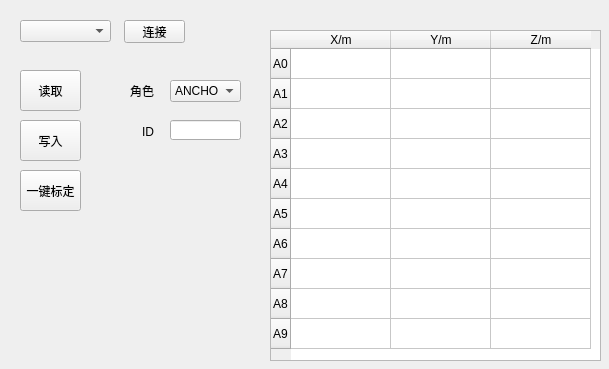
Qt form UAVManage/placeinfodialog.ui (gessd/UAVManage) before a commit.
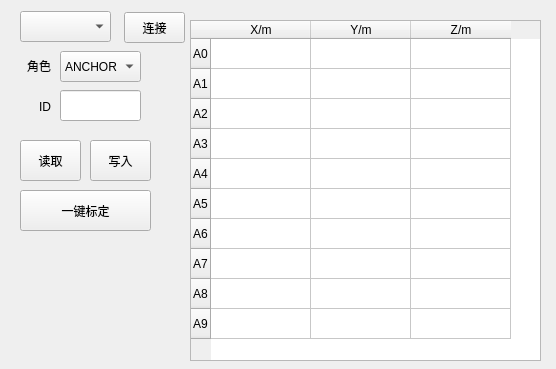
The same form after that commit.

What changed in the file:
```diff
--- a/UAVManage/placeinfodialog.ui
+++ b/UAVManage/placeinfodialog.ui
@@ -6,7 +6,7 @@
    <rect>
     <x>0</x>
     <y>0</y>
-    <width>609</width>
+    <width>556</width>
     <height>369</height>
    </rect>
   </property>
@@ -17,9 +17,9 @@
    <property name="geometry">
     <rect>
      <x>124</x>
-     <y>20</y>
+     <y>12</y>
      <width>61</width>
-     <height>23</height>
+     <height>31</height>
     </rect>
    </property>
    <property name="text">
@@ -30,9 +30,9 @@
    <property name="geometry">
     <rect>
      <x>20</x>
-     <y>20</y>
+     <y>11</y>
      <width>91</width>
-     <height>22</height>
+     <height>31</height>
     </rect>
    </property>
   </widget>
@@ -40,7 +40,7 @@
    <property name="geometry">
     <rect>
      <x>20</x>
-     <y>70</y>
+     <y>140</y>
      <width>61</width>
      <height>41</height>
     </rect>
@@ -52,8 +52,8 @@
   <widget class="QToolButton" name="btnWrite">
    <property name="geometry">
     <rect>
-     <x>20</x>
-     <y>120</y>
+     <x>90</x>
+     <y>140</y>
      <width>61</width>
      <height>41</height>
     </rect>
@@ -66,8 +66,8 @@
    <property name="geometry">
     <rect>
      <x>20</x>
-     <y>170</y>
-     <width>61</width>
+     <y>190</y>
+     <width>131</width>
      <height>41</height>
     </rect>
    </property>
@@ -78,10 +78,10 @@
   <widget class="QComboBox" name="comboBox_role">
    <property name="geometry">
     <rect>
-     <x>170</x>
-     <y>80</y>
-     <width>71</width>
-     <height>22</height>
+     <x>60</x>
+     <y>51</y>
+     <width>81</width>
+     <height>31</height>
     </rect>
    </property>
    <item>
@@ -103,10 +103,10 @@
   <widget class="QLabel" name="label">
    <property name="geometry">
     <rect>
-     <x>100</x>
-     <y>80</y>
-     <width>54</width>
-     <height>21</height>
+     <x>10</x>
+     <y>50</y>
+     <width>41</width>
+     <height>31</height>
     </rect>
    </property>
    <property name="text">
@@ -119,10 +119,10 @@
   <widget class="QTableWidget" name="tableWidget">
    <property name="geometry">
     <rect>
-     <x>270</x>
-     <y>30</y>
-     <width>331</width>
-     <height>331</height>
+     <x>190</x>
+     <y>20</y>
+     <width>351</width>
+     <height>341</height>
     </rect>
    </property>
    <row>
@@ -194,20 +194,20 @@
   <widget class="QLineEdit" name="lineEdit_ID">
    <property name="geometry">
     <rect>
-     <x>170</x>
-     <y>120</y>
-     <width>71</width>
-     <height>20</height>
+     <x>60</x>
+     <y>90</y>
+     <width>81</width>
+     <height>31</height>
     </rect>
    </property>
   </widget>
   <widget class="QLabel" name="label_2">
    <property name="geometry">
     <rect>
-     <x>100</x>
-     <y>121</y>
-     <width>54</width>
-     <height>21</height>
+     <x>10</x>
+     <y>91</y>
+     <width>41</width>
+     <height>31</height>
     </rect>
    </property>
    <property name="text">
```
